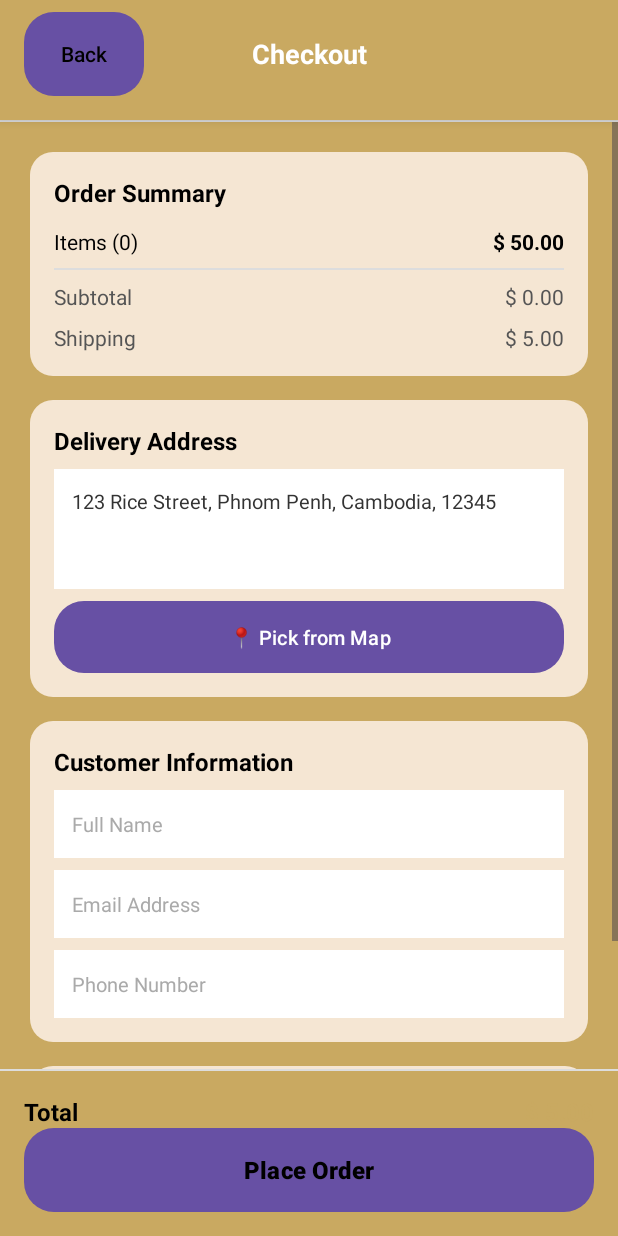
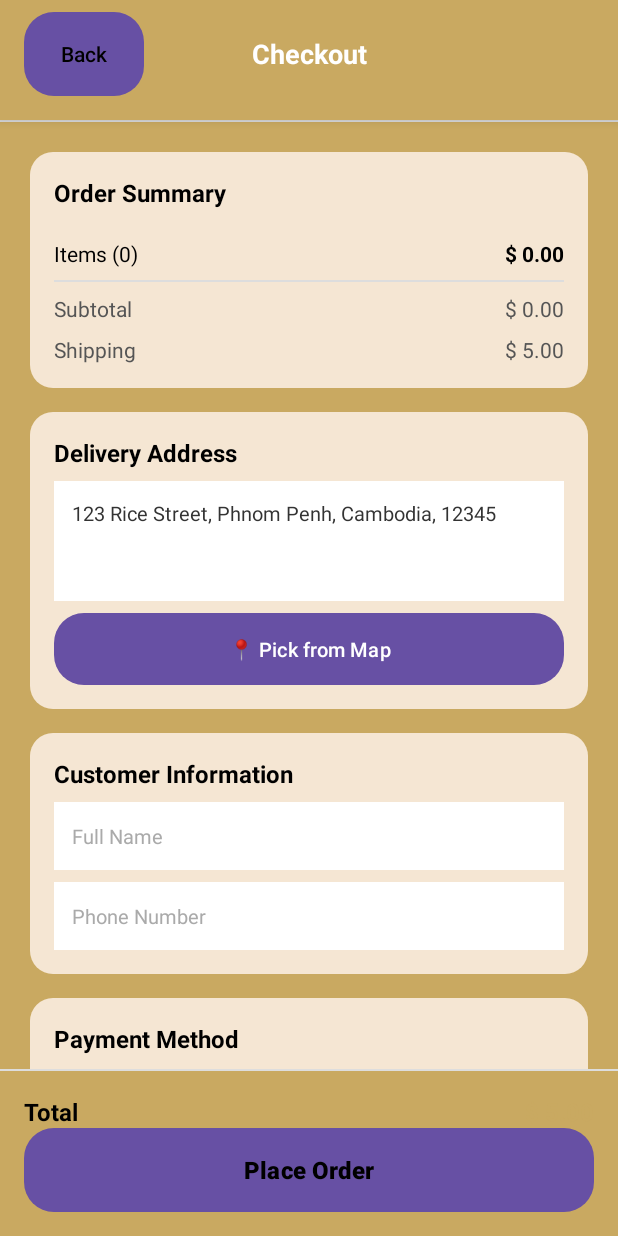
Before and after one commit to TeVaDaGame/Angkor-Rice-Shop, an Android app: the CheckoutActivity screen opened directly, with no data from a screen before it, on a phone screen of 412 x 824 dp. Run offline under Robolectric (Android 15) with nearby library versions, the phone set to English and light mode, and no system bars.

Commit message:
Update Angkor Rice App: Add map location picker with auto-location, improve checkout with product list, remove email field, fix keyboard handling

```diff
--- a/app/src/main/AndroidManifest.xml
+++ b/app/src/main/AndroidManifest.xml
@@ -39,7 +39,8 @@
             android:exported="false" />
         <activity
             android:name=".CheckoutActivity"
-            android:exported="false" />
+            android:exported="false"
+            android:windowSoftInputMode="adjustPan" />
         <activity
             android:name=".MapPickerActivity"
             android:exported="false" />
--- a/app/src/main/java/com/example/angkorriceapp/CheckoutActivity.java
+++ b/app/src/main/java/com/example/angkorriceapp/CheckoutActivity.java
@@ -1,9 +1,11 @@
 package com.example.angkorriceapp;
 
 import android.content.Intent;
+import android.graphics.Typeface;
 import android.os.Bundle;
 import android.widget.Button;
 import android.widget.EditText;
+import android.widget.LinearLayout;
 import android.widget.TextView;
 import android.widget.Toast;
 
@@ -14,6 +16,7 @@ import androidx.appcompat.app.AppCompatActivity;
 import androidx.core.graphics.Insets;
 import androidx.core.view.ViewCompat;
 import androidx.core.view.WindowInsetsCompat;
+import androidx.core.widget.NestedScrollView;
 
 public class CheckoutActivity extends AppCompatActivity {
 
@@ -24,10 +27,12 @@ public class CheckoutActivity extends AppCompatActivity {
     private TextView tvShipping;
     private TextView tvTotal;
     private TextView tvOrderItems;
+    private TextView tvItemsTotal;
     private EditText etDeliveryAddress;
     private EditText etCustomerName;
-    private EditText etCustomerEmail;
     private EditText etCustomerPhone;
+    private NestedScrollView scrollView;
+    private LinearLayout llProductsList;
 
     private ActivityResultLauncher<Intent> mapPickerLauncher;
 
@@ -71,10 +76,16 @@ public class CheckoutActivity extends AppCompatActivity {
         tvShipping = findViewById(R.id.tvShipping);
         tvTotal = findViewById(R.id.tvTotal);
         tvOrderItems = findViewById(R.id.tvOrderItems);
+        tvItemsTotal = findViewById(R.id.tvItemsTotal);
         etDeliveryAddress = findViewById(R.id.etDeliveryAddress);
         etCustomerName = findViewById(R.id.etCustomerName);
-        etCustomerEmail = findViewById(R.id.etCustomerEmail);
         etCustomerPhone = findViewById(R.id.etCustomerPhone);
+        scrollView = findViewById(R.id.scrollView);
+        llProductsList = findViewById(R.id.llProductsList);
+    }
+
+    private void setScrollOnFocusListener(EditText editText) {
+        // Removed auto-scroll - users can manually scroll to see fields
     }
 
     private void setupListeners() {
@@ -90,16 +101,11 @@ public class CheckoutActivity extends AppCompatActivity {
         // Place Order button
         btnPlaceOrder.setOnClickListener(v -> {
             String name = etCustomerName.getText().toString().trim();
-            String email = etCustomerEmail.getText().toString().trim();
             String phone = etCustomerPhone.getText().toString().trim();
             String address = etDeliveryAddress.getText().toString().trim();
 
             if (name.isEmpty()) {
                 Toast.makeText(this, "Please enter your name", Toast.LENGTH_SHORT).show();
-                return;
-            }
-            if (email.isEmpty()) {
-                Toast.makeText(this, "Please enter your email", Toast.LENGTH_SHORT).show();
                 return;
             }
             if (phone.isEmpty()) {
@@ -115,14 +121,13 @@ public class CheckoutActivity extends AppCompatActivity {
             if (CartManager.getInstance().getCartItems().isEmpty()) {
                 Toast.makeText(this, "Cart is empty", Toast.LENGTH_SHORT).show();
             } else {
-                String orderMessage = String.format("Order placed successfully!\nName: %s\nEmail: %s\nPhone: %s\nDelivery to: %s\nTotal: $%.2f",
-                    name, email, phone, address, total);
+                String orderMessage = String.format("Order placed successfully!\nName: %s\nPhone: %s\nDelivery to: %s\nTotal: $%.2f",
+                    name, phone, address, total);
                 Toast.makeText(this, orderMessage, Toast.LENGTH_LONG).show();
                 // Clear cart after successful order
                 CartManager.getInstance().getCartItems().clear();
                 // Clear all input fields
                 etCustomerName.setText("");
-                etCustomerEmail.setText("");
                 etCustomerPhone.setText("");
                 etDeliveryAddress.setText("");
                 // Navigate back to cart
@@ -132,12 +137,55 @@ public class CheckoutActivity extends AppCompatActivity {
     }
 
     private void updateOrderSummary() {
-        double subtotal = CartManager.getInstance().getTotalPrice();
+        // Clear previous items
+        llProductsList.removeAllViews();
+
+        // Add each cart item to the display
+        double subtotal = 0;
+        for (CartItem item : CartManager.getInstance().getCartItems()) {
+            LinearLayout itemLayout = new LinearLayout(this);
+            itemLayout.setLayoutParams(new LinearLayout.LayoutParams(
+                    LinearLayout.LayoutParams.MATCH_PARENT,
+                    LinearLayout.LayoutParams.WRAP_CONTENT
+            ));
+            itemLayout.setOrientation(LinearLayout.HORIZONTAL);
+            itemLayout.setPadding(0, 8, 0, 8);
+
+            // Product name and size
+            TextView tvProductName = new TextView(this);
+            tvProductName.setLayoutParams(new LinearLayout.LayoutParams(
+                    0,
+                    LinearLayout.LayoutParams.WRAP_CONTENT,
+                    1f
+            ));
+            tvProductName.setText(item.getName() + " (" + item.getSize() + ") x" + item.getQuantity());
+            tvProductName.setTextSize(13);
+            tvProductName.setTextColor(getResources().getColor(android.R.color.black, getTheme()));
+
+            // Product price
+            TextView tvProductPrice = new TextView(this);
+            tvProductPrice.setLayoutParams(new LinearLayout.LayoutParams(
+                    LinearLayout.LayoutParams.WRAP_CONTENT,
+                    LinearLayout.LayoutParams.WRAP_CONTENT
+            ));
+            tvProductPrice.setText("$ " + String.format("%.2f", item.getTotal()));
+            tvProductPrice.setTextSize(13);
+            tvProductPrice.setTextColor(getResources().getColor(android.R.color.black, getTheme()));
+            tvProductPrice.setTypeface(null, Typeface.BOLD);
+
+            itemLayout.addView(tvProductName);
+            itemLayout.addView(tvProductPrice);
+
+            llProductsList.addView(itemLayout);
+            subtotal += item.getTotal();
+        }
+
         double shipping = 5.00; // Fixed shipping cost
         double total = subtotal + shipping;
         int itemCount = CartManager.getInstance().getTotalItems();
 
         tvOrderItems.setText("Items (" + itemCount + ")");
+        tvItemsTotal.setText("$ " + String.format("%.2f", subtotal));
         tvSubtotal.setText("$ " + String.format("%.2f", subtotal));
         tvShipping.setText("$ " + String.format("%.2f", shipping));
         tvTotal.setText("$ " + String.format("%.2f", total));
--- a/app/src/main/res/layout/activity_checkout.xml
+++ b/app/src/main/res/layout/activity_checkout.xml
@@ -5,7 +5,8 @@
     android:layout_height="match_parent"
     android:orientation="vertical"
     android:background="@color/background_color"
-    android:fitsSystemWindows="true">
+    android:fitsSystemWindows="true"
+    xmlns:app="http://schemas.android.com/apk/res-auto">
 
     <!-- Header -->
     <LinearLayout
@@ -55,7 +56,8 @@
         android:background="#DDDDDD" />
 
     <!-- Scrollable Content -->
-    <ScrollView
+    <androidx.core.widget.NestedScrollView
+        android:id="@+id/scrollView"
         android:layout_width="match_parent"
         android:layout_height="0dp"
         android:layout_weight="1">
@@ -64,7 +66,8 @@
             android:layout_width="match_parent"
             android:layout_height="wrap_content"
             android:orientation="vertical"
-            android:padding="12dp">
+            android:padding="12dp"
+            android:paddingBottom="320dp">
 
             <!-- Order Summary Card -->
             <LinearLayout
@@ -85,24 +88,33 @@
                     android:textColor="#000000"
                     android:layout_marginBottom="12dp" />
 
+                <!-- Products List -->
+                <LinearLayout
+                    android:id="@+id/llProductsList"
+                    android:layout_width="match_parent"
+                    android:layout_height="wrap_content"
+                    android:orientation="vertical" />
+
                 <LinearLayout
                     android:layout_width="match_parent"
                     android:layout_height="wrap_content"
-                    android:orientation="horizontal">
+                    android:orientation="horizontal"
+                    android:layout_marginTop="8dp">
 
                     <TextView
                         android:id="@+id/tvOrderItems"
                         android:layout_width="0dp"
                         android:layout_height="wrap_content"
                         android:layout_weight="1"
-                        android:text="Items (2)"
+                        android:text="Items (0)"
                         android:textSize="14sp"
                         android:textColor="#000000" />
 
                     <TextView
+                        android:id="@+id/tvItemsTotal"
                         android:layout_width="wrap_content"
                         android:layout_height="wrap_content"
-                        android:text="$ 50.00"
+                        android:text="$ 0.00"
                         android:textSize="14sp"
                         android:textColor="#000000"
                         android:textStyle="bold" />
@@ -248,21 +260,6 @@
                     android:layout_marginBottom="8dp" />
 
                 <EditText
-                    android:id="@+id/etCustomerEmail"
-                    android:layout_width="match_parent"
-                    android:layout_height="45dp"
-                    android:hint="Email Address"
-                    android:textSize="13sp"
-                    android:textColor="#333333"
-                    android:textColorHint="#AAAAAA"
-                    android:paddingStart="12dp"
-                    android:paddingEnd="12dp"
-                    android:background="#FFFFFF"
-                    android:inputType="textEmailAddress"
-                    android:gravity="center_vertical"
-                    android:layout_marginBottom="8dp" />
-
-                <EditText
                     android:id="@+id/etCustomerPhone"
                     android:layout_width="match_parent"
                     android:layout_height="45dp"
@@ -308,7 +305,7 @@
 
         </LinearLayout>
 
-    </ScrollView>
+    </androidx.core.widget.NestedScrollView>
 
     <!-- Divider -->
     <View
```
Also changed, not shown: app/src/main/java/com/example/angkorriceapp/MapPickerActivity.java (+74 -10 lines), app/src/main/res/layout/activity_map_picker.xml (+25 -4 lines).
